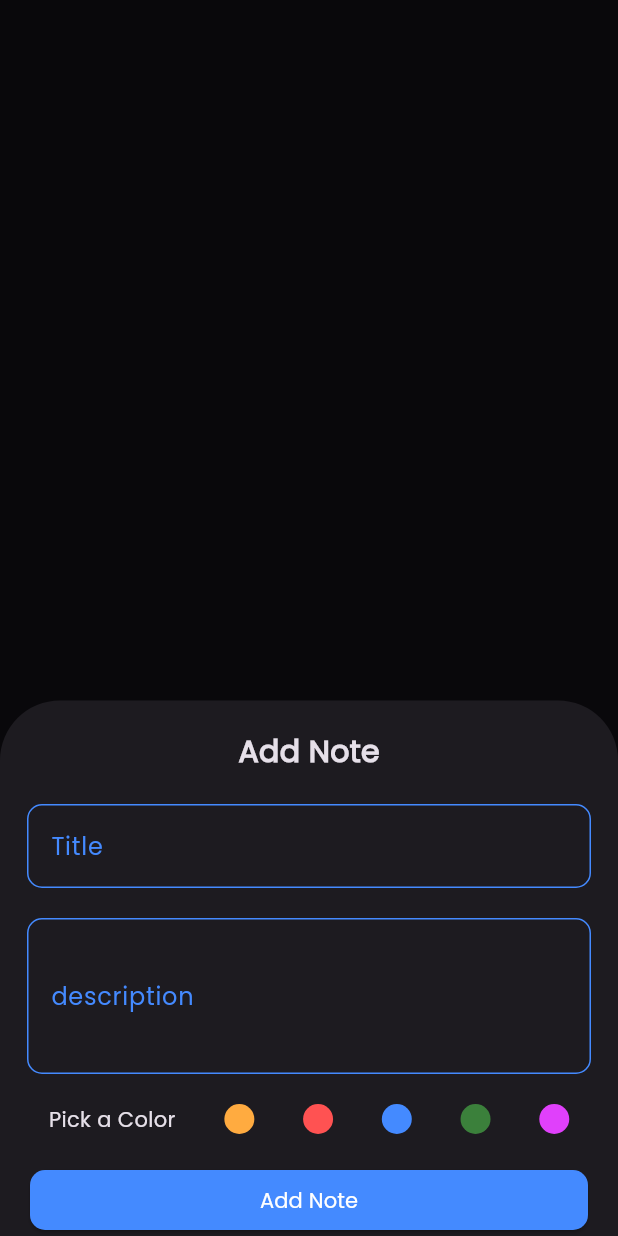
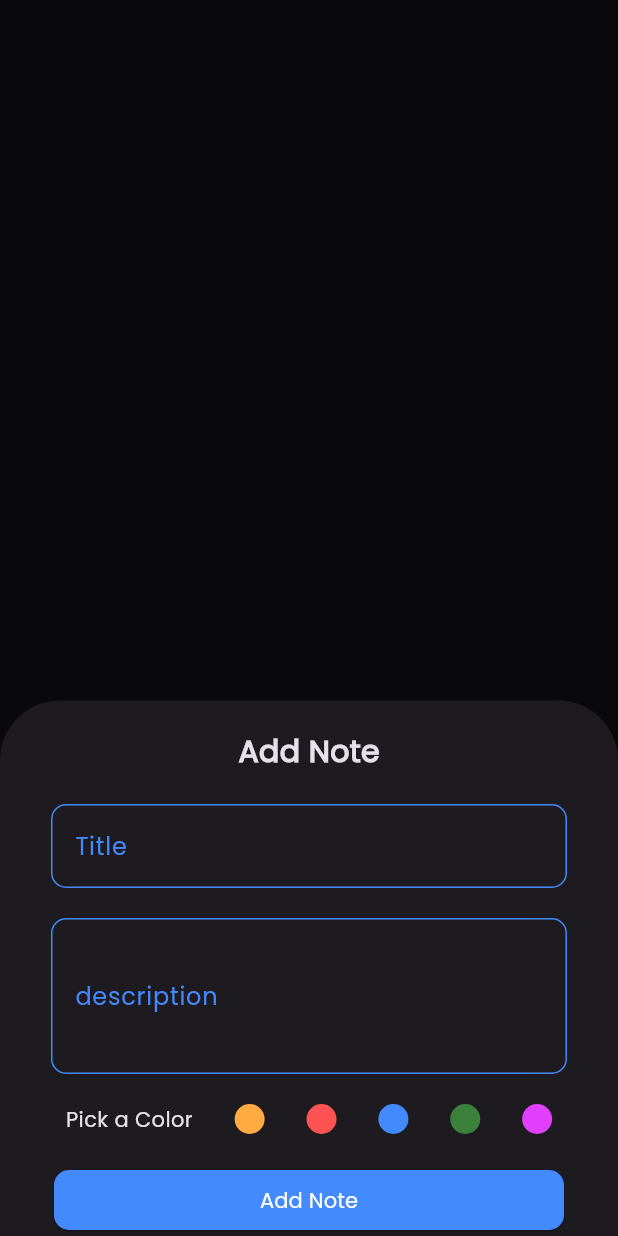
Before and after one commit to KamelKOFASH/Notes-App, a Flutter app: what showModelSheet() shows on an empty page, opened directly, on a phone screen of 412 x 824 dp. Run offline on Flutter 3.47's test engine with Material 3 defaults, Android fonts, the phone set to English and light mode, and no system bars; our stand-ins replace awesome_snackbar_content, bloc, flutter_bloc, hive, hive_flutter; accounts and stored records are empty.

Commit message:
"Refactored showCustomSnackBar and showModelSheet functions, added isScrollControlled property to showModalBottomSheet, and updated AddNoteBottomSheet widget layout and padding."

```diff
--- a/lib/constants.dart
+++ b/lib/constants.dart
@@ -12,7 +12,8 @@ const List<Color> cardColors = [
   Colors.purpleAccent,
 ];
 
-void showCustomSnackBar(BuildContext context, {required String message, ContentType contentType = ContentType.success}) {
+void showCustomSnackBar(BuildContext context,
+    {required String message, ContentType contentType = ContentType.success}) {
   final snackBar = SnackBar(
     elevation: 0,
     behavior: SnackBarBehavior.fixed,
@@ -32,6 +33,7 @@ void showCustomSnackBar(BuildContext context, {required String message, ContentT
 
 Future<dynamic> showModelSheet(BuildContext context) {
   return showModalBottomSheet(
+      isScrollControlled: true,
       shape: const RoundedRectangleBorder(
         borderRadius: BorderRadius.vertical(
           top: Radius.circular(40),
--- a/lib/views/widgets/add_note_bottom_sheet.dart
+++ b/lib/views/widgets/add_note_bottom_sheet.dart
@@ -1,6 +1,5 @@
 import 'package:flutter/material.dart';
 import 'package:flutter_bloc/flutter_bloc.dart';
-import 'package:modal_progress_hud_nsn/modal_progress_hud_nsn.dart';
 import 'package:notes_app/constants.dart';
 import 'package:notes_app/cubits/add_note_cubit/add_note_cubit.dart';
 import 'package:notes_app/views/widgets/add_note_form.dart';
@@ -24,8 +23,15 @@ class AddNoteBottomSheet extends StatelessWidget {
         builder: (context, state) {
           return AbsorbPointer(
             absorbing: state is AddNoteLoading ? true : false,
-            child: const SingleChildScrollView(
-              child: AddNoteForm(),
+            child:  Padding(
+              padding: EdgeInsets.only(
+                left: 16,
+                right: 16,
+                bottom: MediaQuery.of(context).viewInsets.bottom,
+              ),
+              child: const SingleChildScrollView(
+                child: AddNoteForm(),
+              ),
             ),
           );
         },
```
